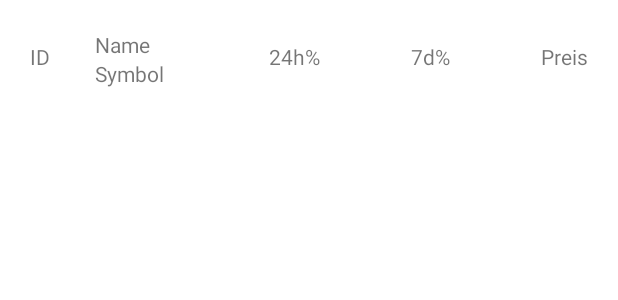
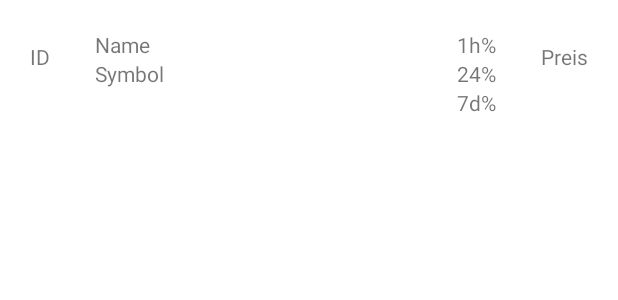
Before and after one commit to boehmich/coin-manager, an Android app: the layout list_item_coin_coinlist.xml on its own in the app's theme, with its tools: preview values and no code run, on a phone screen of 412 x 824 dp. Shown: the top 300 px of the screen. Run offline under Robolectric (Android 15) with nearby library versions, the phone set to English and light mode, and no system bars.

```diff
--- a/app/src/main/res/layout/list_item_coin_coinlist.xml
+++ b/app/src/main/res/layout/list_item_coin_coinlist.xml
@@ -9,7 +9,7 @@
     android:padding="20dp">
 
     <TextView
-        android:id="@+id/tvCoinApiId"
+        android:id="@+id/tvCoinlistId"
         android:layout_width="wrap_content"
         android:layout_height="wrap_content"
         android:text="ID"
@@ -18,35 +18,78 @@
         app:layout_constraintTop_toTopOf="parent" />
 
     <LinearLayout
-        android:id="@+id/linearLayout2"
+        android:id="@+id/linearLayoutCoinlistItemName"
         android:layout_width="wrap_content"
         android:layout_height="wrap_content"
         android:layout_marginStart="30dp"
         android:orientation="vertical"
-        app:layout_constraintStart_toEndOf="@+id/tvCoinApiId"
+        app:layout_constraintStart_toEndOf="@+id/tvCoinlistId"
         app:layout_constraintTop_toTopOf="parent">
 
         <TextView
-            android:id="@+id/tvCoinApiName"
+            android:id="@+id/tvCoinlistName"
             android:layout_width="wrap_content"
             android:layout_height="wrap_content"
             android:text="Name" />
 
         <TextView
-            android:id="@+id/tvCoinApiSymbol"
+            android:id="@+id/tvCoinlistSymbol"
             android:layout_width="wrap_content"
             android:layout_height="wrap_content"
             android:text="Symbol" />
     </LinearLayout>
 
+    <LinearLayout
+        android:id="@+id/linearLayoutCoinlistItemPercent"
+        android:layout_width="wrap_content"
+        android:layout_height="wrap_content"
+        android:orientation="vertical"
+        android:layout_marginEnd="30dp"
+        app:layout_constraintEnd_toStartOf="@+id/tvCoinlistPrice"
+        app:layout_constraintTop_toTopOf="parent">
+
+        <TextView
+            android:id="@+id/tvCoinlistPercent1h"
+            android:layout_width="wrap_content"
+            android:layout_height="wrap_content"
+            android:text="1h%" />
+
+        <TextView
+            android:id="@+id/tvCoinlistPercent24h"
+            android:layout_width="wrap_content"
+            android:layout_height="wrap_content"
+            android:text="24%" />
+
+        <TextView
+            android:id="@+id/tvCoinlistPercent7d"
+            android:layout_width="wrap_content"
+            android:layout_height="wrap_content"
+            android:text="7d%" />
+    </LinearLayout>
+
+
     <TextView
+        android:id="@+id/tvCoinlistPrice"
+        android:layout_width="wrap_content"
+        android:layout_height="wrap_content"
+        android:text="Preis"
+        android:paddingTop="8dp"
+        app:layout_constraintEnd_toEndOf="parent"
+        app:layout_constraintTop_toTopOf="parent" />
+
+
+</androidx.constraintlayout.widget.ConstraintLayout>
+
+
+<!--
+<TextView
         android:id="@+id/tvCoinApiPercent24h"
         android:layout_width="wrap_content"
         android:layout_height="wrap_content"
         android:paddingTop="8dp"
         android:layout_marginStart="70dp"
         android:text="24h%"
-        app:layout_constraintStart_toEndOf="@+id/linearLayout2"
+        app:layout_constraintStart_toEndOf="@+id/linearLayoutCoinlistItemName"
         app:layout_constraintTop_toTopOf="parent" />
 
     <TextView
@@ -58,15 +101,4 @@
         app:layout_constraintEnd_toStartOf="@+id/tvCoinApiPrice"
         app:layout_constraintStart_toEndOf="@+id/tvCoinApiPercent24h"
         app:layout_constraintTop_toTopOf="parent" />
-
-    <TextView
-        android:id="@+id/tvCoinApiPrice"
-        android:layout_width="wrap_content"
-        android:layout_height="wrap_content"
-        android:text="Preis"
-        android:paddingTop="8dp"
-        app:layout_constraintEnd_toEndOf="parent"
-        app:layout_constraintTop_toTopOf="parent" />
-
-
-</androidx.constraintlayout.widget.ConstraintLayout>
+-->
```
Also changed, not shown: app/src/main/java/com/example/coinmanager/Coin.kt (+11 -13 lines), app/src/main/java/com/example/coinmanager/Repository.kt (+9 -18 lines), app/src/main/java/com/example/coinmanager/adapter/CoinlistAdapter.kt (added, +54 -0 lines), app/src/main/java/com/example/coinmanager/coinlist/CoinlistFragment.kt (+36 -4 lines), app/src/main/java/com/example/coinmanager/coinlist/CoinlistViewModel.kt (+26 -5 lines), app/src/main/res/layout/coinlist_fragment.xml (+15 -0 lines).
